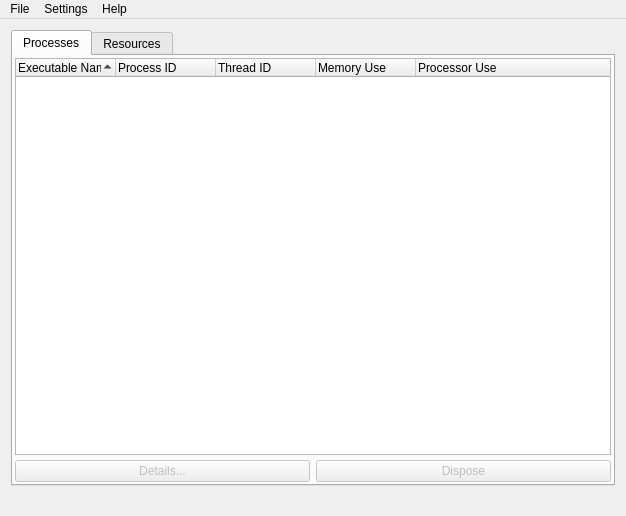
Before: the Qt Designer form Crossplatform/ZManage/mainwindow.ui in zaja1kun/ZajaManage, drawn with Qt 5.
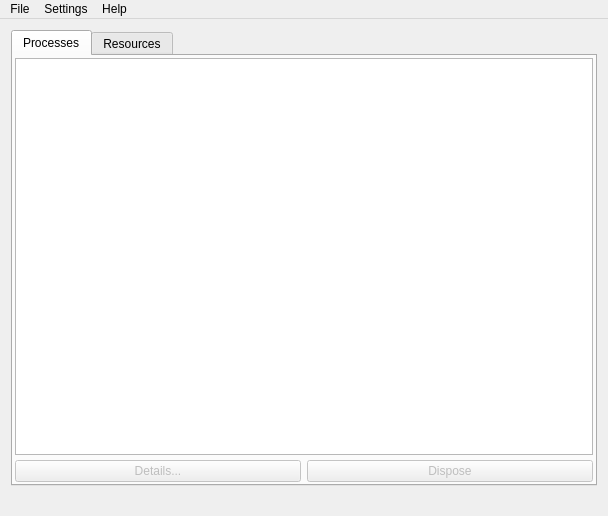
After: the same form once the commit is applied. The open tabs and pages were chosen to show the change. Custom widgets are drawn as their Qt base class.

What changed in the file:
```diff
--- a/Crossplatform/ZManage/mainwindow.ui
+++ b/Crossplatform/ZManage/mainwindow.ui
@@ -2,11 +2,14 @@
 <ui version="4.0">
  <class>MainWindow</class>
  <widget class="QMainWindow" name="MainWindow">
+  <property name="enabled">
+   <bool>true</bool>
+  </property>
   <property name="geometry">
    <rect>
     <x>0</x>
     <y>0</y>
-    <width>626</width>
+    <width>608</width>
     <height>516</height>
    </rect>
   </property>
@@ -47,12 +50,15 @@
          <number>2</number>
         </property>
         <item>
-         <widget class="QTreeWidget" name="treeWidget">
+         <widget class="QTreeView" name="treeView">
+          <property name="editTriggers">
+           <set>QAbstractItemView::NoEditTriggers</set>
+          </property>
           <property name="showDropIndicator" stdset="0">
            <bool>true</bool>
           </property>
           <property name="alternatingRowColors">
-           <bool>false</bool>
+           <bool>true</bool>
           </property>
           <property name="autoExpandDelay">
            <number>0</number>
@@ -73,60 +79,14 @@
            <bool>true</bool>
           </property>
           <property name="wordWrap">
-           <bool>true</bool>
+           <bool>false</bool>
           </property>
           <property name="headerHidden">
            <bool>false</bool>
           </property>
-          <property name="columnCount">
-           <number>5</number>
-          </property>
-          <attribute name="headerCascadingSectionResizes">
-           <bool>true</bool>
-          </attribute>
           <attribute name="headerDefaultSectionSize">
-           <number>100</number>
+           <number>110</number>
           </attribute>
-          <attribute name="headerHighlightSections">
-           <bool>true</bool>
-          </attribute>
-          <attribute name="headerMinimumSectionSize">
-           <number>50</number>
-          </attribute>
-          <attribute name="headerShowSortIndicator" stdset="0">
-           <bool>true</bool>
-          </attribute>
-          <attribute name="headerStretchLastSection">
-           <bool>true</bool>
-          </attribute>
-          <column>
-           <property name="text">
-            <string>Executable Name</string>
-           </property>
-           <property name="toolTip">
-            <string extracomment="ololo"/>
-           </property>
-          </column>
-          <column>
-           <property name="text">
-            <string>Process ID</string>
-           </property>
-          </column>
-          <column>
-           <property name="text">
-            <string>Thread ID</string>
-           </property>
-          </column>
-          <column>
-           <property name="text">
-            <string>Memory Use</string>
-           </property>
-          </column>
-          <column>
-           <property name="text">
-            <string>Processor Use</string>
-           </property>
-          </column>
          </widget>
         </item>
         <item>
@@ -208,7 +168,7 @@
     <rect>
      <x>0</x>
      <y>0</y>
-     <width>626</width>
+     <width>608</width>
      <height>25</height>
     </rect>
    </property>
```
Left out of the diff: 4 changed lines with no effect on the pictures.
